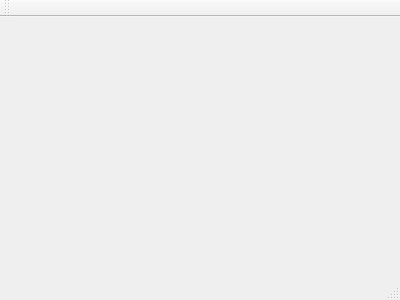
Above: mainwindow.ui from AlexJobin/CLL-AlexJason before the change. Below: the same form after it.
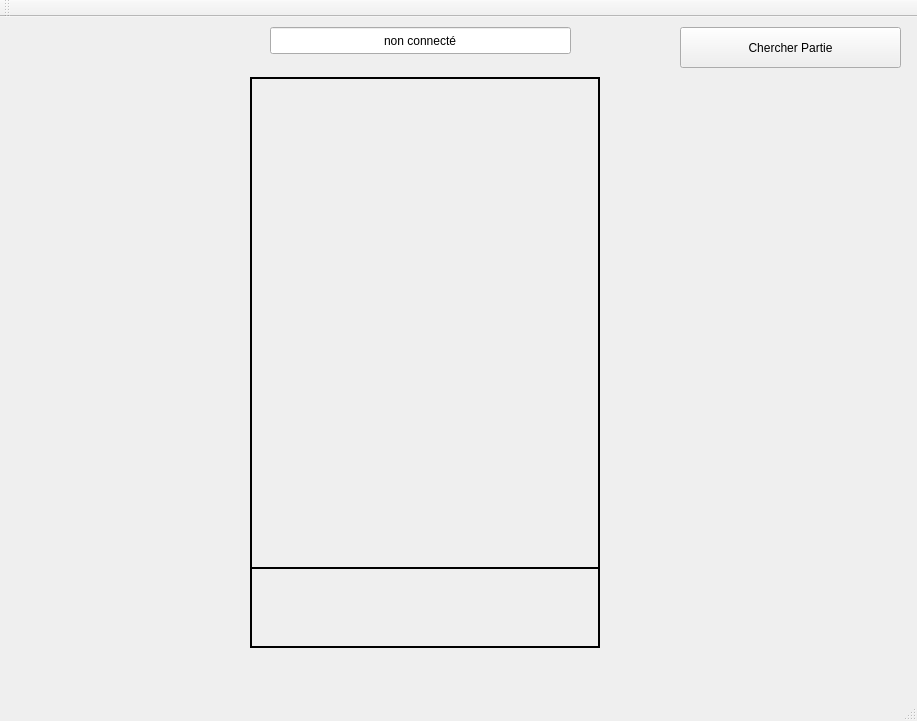
That is the form after the change.

The edit to the form file:
```diff
--- a/mainwindow.ui
+++ b/mainwindow.ui
@@ -1,24 +1,104 @@
 <ui version="4.0">
  <class>MainWindow</class>
- <widget class="QMainWindow" name="MainWindow" >
-  <property name="geometry" >
+ <widget class="QMainWindow" name="MainWindow">
+  <property name="geometry">
    <rect>
     <x>0</x>
     <y>0</y>
-    <width>400</width>
-    <height>300</height>
+    <width>917</width>
+    <height>721</height>
    </rect>
   </property>
   <property name="windowTitle" >
    <string>MainWindow</string>
   </property>
-  <widget class="QMenuBar" name="menuBar" />
-  <widget class="QToolBar" name="mainToolBar" />
-  <widget class="QWidget" name="centralWidget" />
-  <widget class="QStatusBar" name="statusBar" />
+  <widget class="QWidget" name="centralWidget">
+   <widget class="QLineEdit" name="txtEtat">
+    <property name="geometry">
+     <rect>
+      <x>270</x>
+      <y>10</y>
+      <width>301</width>
+      <height>27</height>
+     </rect>
+    </property>
+    <property name="text">
+     <string>non connecté</string>
+    </property>
+    <property name="alignment">
+     <set>Qt::AlignCenter</set>
+    </property>
+    <property name="readOnly">
+     <bool>true</bool>
+    </property>
+   </widget>
+   <widget class="QPushButton" name="btnChercherPartie">
+    <property name="geometry">
+     <rect>
+      <x>680</x>
+      <y>10</y>
+      <width>221</width>
+      <height>41</height>
+     </rect>
+    </property>
+    <property name="text">
+     <string>Chercher Partie</string>
+    </property>
+   </widget>
+   <widget class="QLabel" name="PanelJeu">
+    <property name="geometry">
+     <rect>
+      <x>250</x>
+      <y>60</y>
+      <width>350</width>
+      <height>571</height>
+     </rect>
+    </property>
+    <property name="frameShape">
+     <enum>QFrame::WinPanel</enum>
+    </property>
+    <property name="text">
+     <string/>
+    </property>
+   </widget>
+   <widget class="QLabel" name="PanelJeuCible">
+    <property name="geometry">
+     <rect>
+      <x>250</x>
+      <y>550</y>
+      <width>350</width>
+      <height>81</height>
+     </rect>
+    </property>
+    <property name="frameShape">
+     <enum>QFrame::WinPanel</enum>
+    </property>
+    <property name="text">
+     <string/>
+    </property>
+   </widget>
+  </widget>
+  <widget class="QMenuBar" name="menuBar">
+   <property name="geometry">
+    <rect>
+     <x>0</x>
+     <y>0</y>
+     <width>917</width>
+     <height>27</height>
+    </rect>
+   </property>
+  </widget>
+  <widget class="QToolBar" name="mainToolBar">
+   <attribute name="toolBarArea">
+    <enum>TopToolBarArea</enum>
+   </attribute>
+   <attribute name="toolBarBreak">
+    <bool>false</bool>
+   </attribute>
+  </widget>
+  <widget class="QStatusBar" name="statusBar"/>
  </widget>
- <layoutDefault spacing="6" margin="11" />
- <pixmapfunction></pixmapfunction>
+ <layoutdefault spacing="6" margin="11"/>
  <resources/>
  <connections/>
 </ui>
```
Left out of the diff: 3 changed lines with no effect on the pictures.
